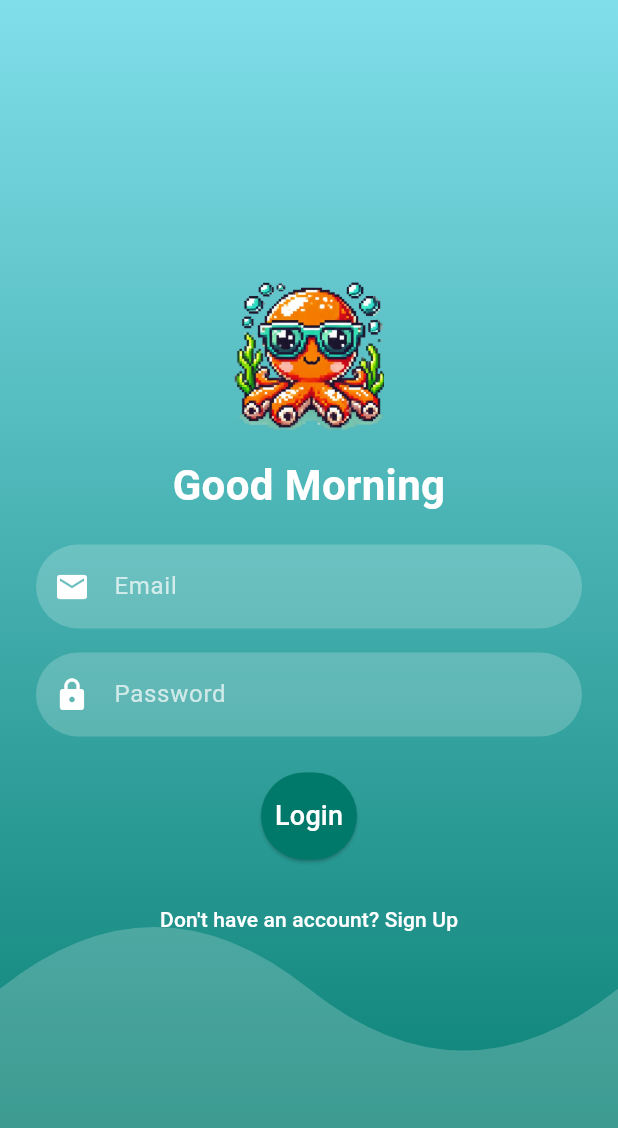
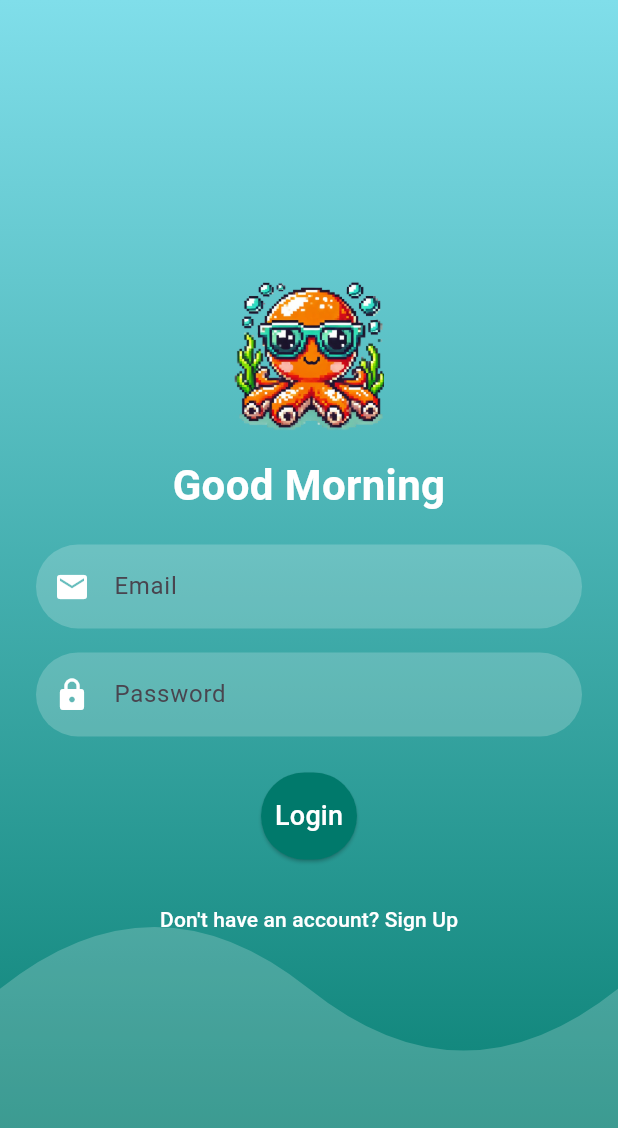
Before and after one commit to hasanhazirbulan/learn_inc-main, a Flutter app: the screen it shows after launch, after a tap on "Already have an account? Login", on a phone screen of 412 x 824 dp. Shown: the top 1128 px of the screen. Run offline on Flutter 3.47's test engine with Material 3 defaults, Android fonts, the light colour scheme and no system bars; our stand-ins replace cloud_firestore, curved_navigation_bar, file_picker, firebase_auth, firebase_core, firebase_storage; missing offline and left inert: syncfusion_flutter_pdf; accounts and stored records are empty; network calls fail.

Commit message:
son no red screen

```diff
--- a/lib/main.dart
+++ b/lib/main.dart
@@ -45,26 +45,16 @@ class MyApp extends StatelessWidget {
       ],
       child: Consumer<UserProvider>(
         builder: (context, userProvider, child) {
-          if (userProvider.user == null && user != null) {
-            return const Scaffold(
-              body: Center(
-                child: CircularProgressIndicator(),
-              ),
-            );
-          }
-
-          final role = userProvider.user?.role ?? 'member';
-
+          // Use MaterialApp at all times to ensure Directionality is available.
           return MaterialApp(
             debugShowCheckedModeBanner: false,
+            home: _buildHome(userProvider, user),
             initialRoute: '/',
             routes: {
-              '/': (context) => user == null
-                  ? WelcomeScreen()
-                  : DashboardScreen(role: role),
               '/login': (context) => LoginScreen(),
               '/register': (context) => RegistrationScreen(),
-              '/dashboard_screen': (context) => DashboardScreen(role: role),
+              '/dashboard_screen': (context) =>
+                  DashboardScreen(role: userProvider.user?.role ?? 'member'),
               '/user_screen': (context) => UserScreen(),
             },
             onUnknownRoute: (settings) {
@@ -81,4 +71,20 @@ class MyApp extends StatelessWidget {
       ),
     );
   }
+
+  // Helper method to decide the home widget.
+  Widget _buildHome(UserProvider userProvider, User? user) {
+    if (userProvider.user == null && user != null) {
+      // Show a loading state while user data is being fetched
+      return const Scaffold(
+        body: Center(
+          child: CircularProgressIndicator(),
+        ),
+      );
+    }
+
+    // Check user's role or authentication state
+    final role = userProvider.user?.role ?? 'member';
+    return user == null ? WelcomeScreen() : DashboardScreen(role: role);
+  }
 }
--- a/lib/screens/login_screen.dart
+++ b/lib/screens/login_screen.dart
@@ -13,12 +13,12 @@ class _LoginScreenState extends State<LoginScreen> {
   final TextEditingController _emailController = TextEditingController();
   final TextEditingController _passwordController = TextEditingController();
   bool _isLoading = false;
-  late bool _isDayMode; // Determines whether it's day or night mode
+  late bool _isDayMode;
 
   @override
   void initState() {
     super.initState();
-    _updateThemeBasedOnTime(); // Set theme based on the current time
+    _updateThemeBasedOnTime();
   }
 
   void _updateThemeBasedOnTime() {
@@ -26,23 +26,57 @@ class _LoginScreenState extends State<LoginScreen> {
     _isDayMode = hour >= 6 && hour < 18; // Day mode for 6 AM - 6 PM
   }
 
+  bool _validateInputs() {
+    if (!_emailController.text.contains('@') || !_emailController.text.contains('.')) {
+      ScaffoldMessenger.of(context).showSnackBar(
+        const SnackBar(content: Text("Please enter a valid email address.")),
+      );
+      return false;
+    }
+    if (_passwordController.text.length < 6) {
+      ScaffoldMessenger.of(context).showSnackBar(
+        const SnackBar(content: Text("Password must be at least 6 characters long.")),
+      );
+      return false;
+    }
+    return true;
+  }
+
   Future<void> _login() async {
+    if (!_validateInputs()) return;
+
     setState(() {
       _isLoading = true;
     });
 
     try {
-      // Perform login
       await FirebaseAuth.instance.signInWithEmailAndPassword(
         email: _emailController.text.trim(),
         password: _passwordController.text.trim(),
       );
 
-      // Navigate based on user role
       await _checkUserRole();
+    } on FirebaseAuthException catch (e) {
+      String errorMessage;
+      switch (e.code) {
+        case 'user-not-found':
+          errorMessage = "No user found for this email.";
+          break;
+        case 'wrong-password':
+          errorMessage = "Invalid password. Please try again.";
+          break;
+        case 'invalid-email':
+          errorMessage = "The email address is not valid.";
+          break;
+        default:
+          errorMessage = "Login failed. Please try again.";
+      }
+      ScaffoldMessenger.of(context).showSnackBar(
+        SnackBar(content: Text(errorMessage)),
+      );
     } catch (e) {
       ScaffoldMessenger.of(context).showSnackBar(
-        SnackBar(content: Text("Login Failed: ${e.toString()}")),
+        SnackBar(content: Text("An unexpected error occurred: $e")),
       );
     } finally {
       setState(() {
@@ -131,56 +165,58 @@ class _LoginScreenState extends State<LoginScreen> {
                         height: 100,
                       ),
                     ),
-                    SizedBox(height: 16),
+                    const SizedBox(height: 16),
                     // Welcome Text
                     Text(
                       _isDayMode ? "Good Morning" : "Good Evening",
                       textAlign: TextAlign.center,
-                      style: TextStyle(
+                      style: const TextStyle(
                         fontSize: 28,
                         fontWeight: FontWeight.bold,
                         color: Colors.white,
                       ),
                     ),
-                    SizedBox(height: 20),
+                    const SizedBox(height: 20),
                     // Email Input
                     TextField(
                       controller: _emailController,
                       decoration: InputDecoration(
-                        hintText: "Email",
-                        hintStyle: TextStyle(color: Colors.white70),
+                        labelText: "Email",
+                        hintText: "Enter your email",
+                        hintStyle: const TextStyle(color: Colors.white70),
                         filled: true,
                         fillColor: Colors.white.withOpacity(0.2),
                         border: OutlineInputBorder(
                           borderRadius: BorderRadius.circular(30),
                           borderSide: BorderSide.none,
                         ),
-                        prefixIcon: Icon(Icons.email, color: Colors.white),
+                        prefixIcon: const Icon(Icons.email, color: Colors.white),
                       ),
-                      style: TextStyle(color: Colors.white),
+                      style: const TextStyle(color: Colors.white),
                     ),
-                    SizedBox(height: 16),
+                    const SizedBox(height: 16),
                     // Password Input
                     TextField(
                       controller: _passwordController,
                       obscureText: true,
                       decoration: InputDecoration(
-                        hintText: "Password",
-                        hintStyle: TextStyle(color: Colors.white70),
+                        labelText: "Password",
+                        hintText: "Enter your password",
+                        hintStyle: const TextStyle(color: Colors.white70),
                         filled: true,
                         fillColor: Colors.white.withOpacity(0.2),
                         border: OutlineInputBorder(
                           borderRadius: BorderRadius.circular(30),
                           borderSide: BorderSide.none,
                         ),
-                        prefixIcon: Icon(Icons.lock, color: Colors.white),
+                        prefixIcon: const Icon(Icons.lock, color: Colors.white),
                       ),
-                      style: TextStyle(color: Colors.white),
+                      style: const TextStyle(color: Colors.white),
                     ),
-                    SizedBox(height: 24),
+                    const SizedBox(height: 24),
                     // Login Button
                     _isLoading
-                        ? CircularProgressIndicator(color: Colors.white)
+                        ? const CircularProgressIndicator(color: Colors.white)
                         : ElevatedButton(
                       onPressed: _login,
                       style: ElevatedButton.styleFrom(
@@ -190,20 +226,20 @@ class _LoginScreenState extends State<LoginScreen> {
                         shape: RoundedRectangleBorder(
                           borderRadius: BorderRadius.circular(30),
                         ),
-                        padding: EdgeInsets.symmetric(vertical: 16),
+                        padding: const EdgeInsets.symmetric(vertical: 16),
                       ),
-                      child: Text(
+                      child: const Text(
                         "Login",
                         style: TextStyle(fontSize: 18, color: Colors.white),
                       ),
                     ),
-                    SizedBox(height: 16),
+                    const SizedBox(height: 16),
                     // Sign Up Link
                     TextButton(
                       onPressed: () {
                         Navigator.pushNamed(context, '/register');
                       },
-                      child: Text(
+                      child: const Text(
                         "Don't have an account? Sign Up",
                         style: TextStyle(color: Colors.white),
                       ),
--- a/lib/widgets/top_bar.dart
+++ b/lib/widgets/top_bar.dart
@@ -17,7 +17,7 @@ class TopBar extends StatelessWidget {
   @override
   Widget build(BuildContext context) {
     return Padding(
-      padding: const EdgeInsets.symmetric(horizontal: 16.0, vertical: 11.0),
+      padding: const EdgeInsets.symmetric(horizontal: 16.0, vertical: 40.0),
       child: Row(
         mainAxisAlignment: MainAxisAlignment.spaceBetween,
         children: [
```
Also changed, not shown: lib/services/auth_service.dart (+8 -1 lines).
